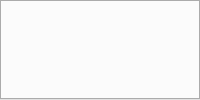
Before: the Qt Designer form src/ChatWindow.ui in Ralith/nachat, drawn with Qt 5.
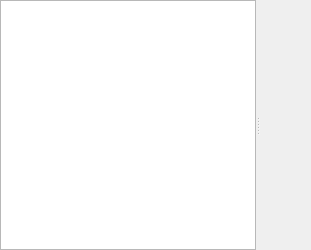
After: the same form once the commit is applied.

Commit message: Multiple rooms per window

Diff of the .ui file:
```diff
--- a/src/ChatWindow.ui
+++ b/src/ChatWindow.ui
@@ -2,6 +2,14 @@
 <ui version="4.0">
  <class>ChatWindow</class>
  <widget class="QWidget" name="ChatWindow">
+  <property name="geometry">
+   <rect>
+    <x>0</x>
+    <y>0</y>
+    <width>311</width>
+    <height>250</height>
+   </rect>
+  </property>
   <property name="windowTitle">
    <string>Form</string>
   </property>
@@ -22,10 +30,38 @@
     <number>0</number>
    </property>
    <item>
-    <widget class="QTabWidget" name="tab_widget">
-     <property name="movable">
-      <bool>true</bool>
+    <widget class="QSplitter" name="splitter">
+     <property name="orientation">
+      <enum>Qt::Horizontal</enum>
      </property>
+     <widget class="QListWidget" name="room_list">
+      <property name="sizePolicy">
+       <sizepolicy hsizetype="Preferred" vsizetype="Expanding">
+        <horstretch>0</horstretch>
+        <verstretch>0</verstretch>
+       </sizepolicy>
+      </property>
+      <property name="horizontalScrollBarPolicy">
+       <enum>Qt::ScrollBarAlwaysOff</enum>
+      </property>
+      <property name="defaultDropAction">
+       <enum>Qt::MoveAction</enum>
+      </property>
+      <property name="verticalScrollMode">
+       <enum>QAbstractItemView::ScrollPerPixel</enum>
+      </property>
+      <property name="movement">
+       <enum>QListView::Free</enum>
+      </property>
+     </widget>
+     <widget class="QStackedWidget" name="room_stack">
+      <property name="sizePolicy">
+       <sizepolicy hsizetype="Expanding" vsizetype="Expanding">
+        <horstretch>1</horstretch>
+        <verstretch>0</verstretch>
+       </sizepolicy>
+      </property>
+     </widget>
     </widget>
    </item>
   </layout>
```
The commit also changes 4 other files.
